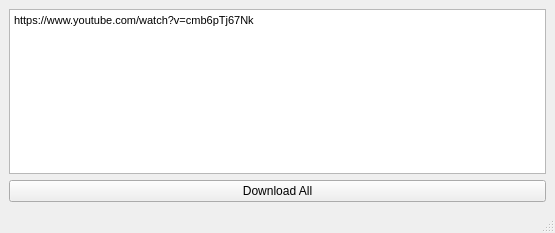
The window that src/qt/ui/main_window.ui (sentenzo/tubic) describes before a commit, drawn with Qt 5.
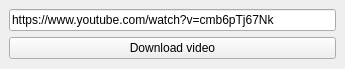
The same window after the commit.

The edit to the form file:
```diff
--- a/src/qt/ui/main_window.ui
+++ b/src/qt/ui/main_window.ui
@@ -6,35 +6,39 @@
    <rect>
     <x>0</x>
     <y>0</y>
-    <width>555</width>
-    <height>233</height>
+    <width>345</width>
+    <height>69</height>
    </rect>
   </property>
+  <property name="sizePolicy">
+   <sizepolicy hsizetype="Fixed" vsizetype="Fixed">
+    <horstretch>0</horstretch>
+    <verstretch>0</verstretch>
+   </sizepolicy>
+  </property>
   <property name="windowTitle">
-   <string>MainWindow</string>
+   <string>yt-dpl-qt6</string>
+  </property>
+  <property name="animated">
+   <bool>true</bool>
+  </property>
+  <property name="documentMode">
+   <bool>false</bool>
+  </property>
+  <property name="tabShape">
+   <enum>QTabWidget::Rounded</enum>
   </property>
   <widget class="QWidget" name="centralwidget">
    <layout class="QGridLayout" name="gridLayout">
-    <item row="0" column="0">
+    <item row="1" column="0">
      <layout class="QVBoxLayout" name="verticalLayout">
       <property name="sizeConstraint">
        <enum>QLayout::SetDefaultConstraint</enum>
       </property>
-      <item>
-       <widget class="QTextEdit" name="te_youtube_links">
-        <property name="html">
-         <string>&lt;!DOCTYPE HTML PUBLIC &quot;-//W3C//DTD HTML 4.0//EN&quot; &quot;http://www.w3.org/TR/REC-html40/strict.dtd&quot;&gt;
-&lt;html&gt;&lt;head&gt;&lt;meta name=&quot;qrichtext&quot; content=&quot;1&quot; /&gt;&lt;style type=&quot;text/css&quot;&gt;
-p, li { white-space: pre-wrap; }
-&lt;/style&gt;&lt;/head&gt;&lt;body style=&quot; font-family:'MS Shell Dlg 2'; font-size:8.25pt; font-weight:400; font-style:normal;&quot;&gt;
-&lt;p style=&quot; margin-top:0px; margin-bottom:0px; margin-left:0px; margin-right:0px; -qt-block-indent:0; text-indent:0px;&quot;&gt;https://www.youtube.com/watch?v=cmb6pTj67Nk&lt;/p&gt;&lt;/body&gt;&lt;/html&gt;</string>
-        </property>
-       </widget>
-      </item>
       <item>
        <widget class="QPushButton" name="pb_download_all">
         <property name="text">
-         <string>Download All</string>
+         <string>Download video</string>
         </property>
        </widget>
       </item>
@@ -43,19 +47,15 @@
       </item>
      </layout>
     </item>
+    <item row="0" column="0">
+     <widget class="QLineEdit" name="le_youtube_link">
+      <property name="text">
+       <string>https://www.youtube.com/watch?v=cmb6pTj67Nk</string>
+      </property>
+     </widget>
+    </item>
    </layout>
   </widget>
-  <widget class="QMenuBar" name="menubar">
-   <property name="geometry">
-    <rect>
-     <x>0</x>
-     <y>0</y>
-     <width>555</width>
-     <height>21</height>
-    </rect>
-   </property>
-  </widget>
-  <widget class="QStatusBar" name="statusbar"/>
  </widget>
  <resources/>
  <connections/>
```
Left out of the diff: 6 changed lines with no effect on the pictures.
